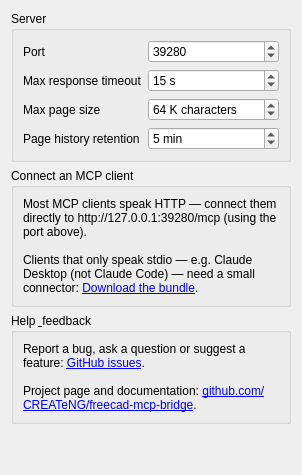
First picture: the form in freecad/mcp_bridge/Resources/Ui/preferences.ui, repository CREATeNG/freecad-mcp-bridge, before the edit.
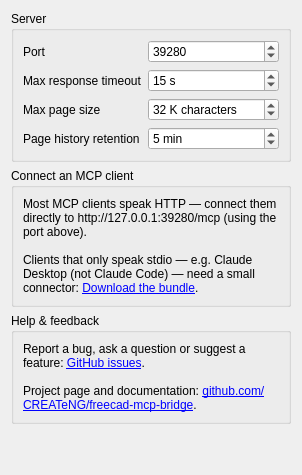
Second picture: the form after the edit. Custom widgets are drawn as their Qt base class.

The edit to the form file:
```diff
--- a/freecad/mcp_bridge/Resources/Ui/preferences.ui
+++ b/freecad/mcp_bridge/Resources/Ui/preferences.ui
@@ -101,7 +101,7 @@
          <number>1</number>
         </property>
         <property name="value">
-         <number>64</number>
+         <number>32</number>
         </property>
         <property name="prefEntry" stdset="0">
          <cstring>MaxPageSize</cstring>
@@ -177,7 +177,7 @@
    <item>
     <widget class="QGroupBox" name="helpGroup">
      <property name="title">
-      <string>Help &amp; feedback</string>
+      <string>Help &amp;&amp; feedback</string>
      </property>
      <layout class="QVBoxLayout" name="helpLayout">
       <item>
```
Left out of the diff: 2 changed lines with no effect on the pictures.
